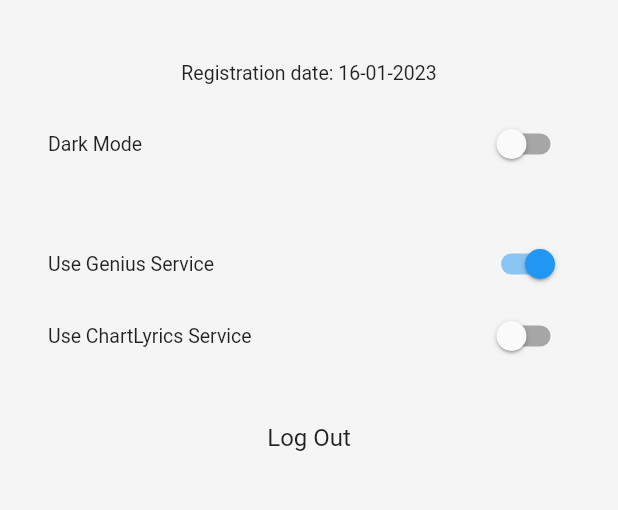
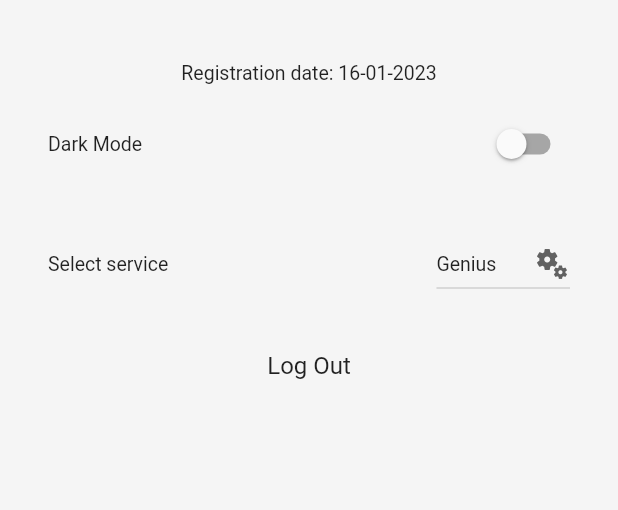
Before and after one commit to f-leoni/lyrics2, a Flutter app: the ProfileScreen screen opened directly with empty values, on a phone screen of 412 x 824 dp, the part 312-822 px from its top. Run offline on Flutter 3.47's test engine with Material 2 defaults, Android fonts, the phone set to English and light mode, and no system bars; our stand-ins replace cloud_firestore, firebase_auth, firebase_core, firebase_crashlytics, flutter_switch, google_fonts and 4 more; missing offline and left inert: beautiful_soup_dart, flutter_acrcloud, genius_api_unofficial, sqlbrite, xml2json; accounts and stored records are empty; generated files the repository leaves out were written again.

Commit message:
Minor changes

```diff
--- a/lib/data/sqlite/database_helper.dart
+++ b/lib/data/sqlite/database_helper.dart
@@ -33,6 +33,8 @@ class DatabaseHelper {
       [lyric] TEXT  NOT NULL,
       [LyricCovertArtUrl] VARCHAR(255) NOT NULL,
       [LyricChecksum] VARCHAR(32)  UNIQUE NOT NULL,
+      [owner] VARCHAR(50),
+      [provider] VARCHAR(50),
       [album] VARCHAR(150) NULL,
       [lyric_url] VARCHAR(255) NULL,
       [rank] INTEGER  NULL,
--- a/lib/l10n/app_en.arb
+++ b/lib/l10n/app_en.arb
@@ -203,6 +203,10 @@
     "@msgUseCL": {
         "description": "Message for ChartLyrics Service switch"
     },
+    "msgUseService": "Select service",
+    "@msgUseService": {
+        "description": "Message for service switch"
+    },
     "msgDismissed": "dismissed",
     "@msgDismissed": {
            "description": "Message for slide/deleting a favorite"
--- a/lib/l10n/app_it.arb
+++ b/lib/l10n/app_it.arb
@@ -51,6 +51,7 @@
     "msgDarkMode": "Modalità scura",
     "msgUseGenius": "Usa il servizio Genius",
     "msgUseCL": "Usa il servizio ChartLyrics",
+    "msgUseService": "Seleziona il servizio da usare",
     "msgDismissed": "eliminata dai preferiti",
     "msgFavorites": "Preferiti",
     "ttlProfile": "Profilo",
--- a/lib/screens/profile_screen.dart
+++ b/lib/screens/profile_screen.dart
@@ -29,6 +29,7 @@ class ProfileScreen extends StatefulWidget {
 }
 
 class _ProfileScreenState extends State<ProfileScreen> {
+  static const List<String> services = <String>['Genius', 'ChartLyrics'];
   @override
   Widget build(BuildContext context) {
     var users = Provider.of<FirebaseUserRepository>(context, listen: false);
@@ -134,11 +135,12 @@ class _ProfileScreenState extends State<ProfileScreen> {
 
   buildProxyRow() {
     final users = Provider.of<FirebaseUserRepository>(context, listen: false);
+    String dropdownValue = users.useGenius ? services.first : services.last;
     return Padding(
       padding: const EdgeInsets.all(16.0),
       child: Column(
         children: [
-          Row(
+          /*Row(
             mainAxisAlignment: MainAxisAlignment.spaceBetween,
             children: [
               Text(AppLocalizations.of(context)!.msgUseGenius,
@@ -165,6 +167,35 @@ class _ProfileScreenState extends State<ProfileScreen> {
                 activeColor: users.themeData.indicatorColor,
               )
             ],
+          ),*/
+          Row(
+            mainAxisAlignment: MainAxisAlignment.spaceBetween,
+            children: [
+              Text(AppLocalizations.of(context)!.msgUseService,
+                  style: users.themeData.textTheme.bodyText2),
+              DropdownButton<String>(
+                  value: dropdownValue,
+                  icon: const Icon(Icons.miscellaneous_services),
+                  items: services.map<DropdownMenuItem<String>>((String value) {
+                    return DropdownMenuItem<String>(
+                      value: value,
+                      child: Text(
+                        value,
+                        style: users.themeData.textTheme.bodyText2,
+                      ),
+                    );
+                  }).toList(),
+                  onChanged: (String? value) {
+                    setState(() {
+                      dropdownValue = value!;
+                      if (dropdownValue == services.first) {
+                        users.useGenius = true;
+                      } else {
+                        users.useGenius = false;
+                      }
+                    });
+                  }),
+            ],
           ),
         ],
       ),
```
